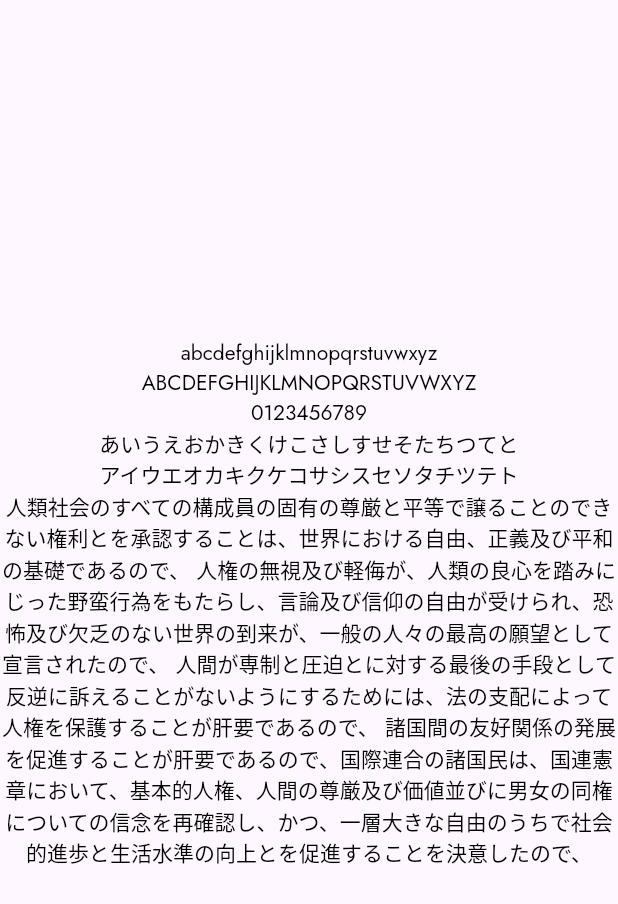
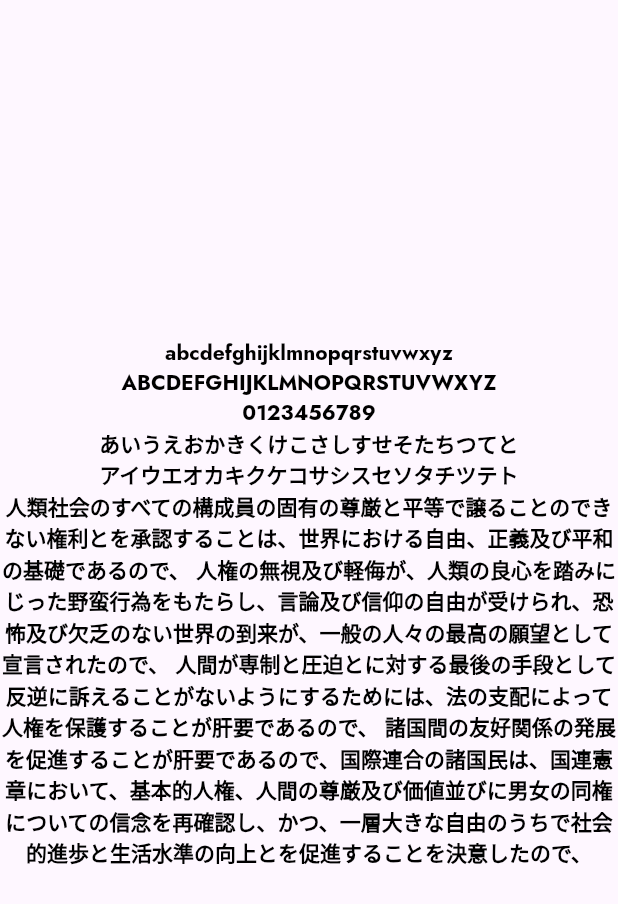
Before and after one commit to mic4dy/FlutterGoogleFontMultiFamilyDemo, a Flutter app: the screen it shows after launch, on a phone screen of 412 x 824 dp. Shown: the top 904 px of the screen. Run offline on Flutter 3.47's test engine with Material 3 defaults, Android fonts, the phone set to English and light mode, and no system bars; our stand-ins replace google_fonts.

Commit message:
feat: textstyleの拡張

```diff
--- /dev/null
+++ b/lib/app_text_style.dart
@@ -0,0 +1,66 @@
+import 'package:flutter/material.dart';
+import 'package:google_fonts/google_fonts.dart';
+
+class AppTextStyle extends TextStyle {
+  AppTextStyle({
+    super.color,
+    super.fontSize,
+    super.fontWeight,
+    super.fontStyle,
+    super.letterSpacing,
+    super.wordSpacing,
+    super.decoration,
+    super.decorationStyle,
+    super.decorationThickness,
+    super.decorationColor,
+    super.shadows,
+    super.fontFeatures,
+    super.textBaseline,
+    super.height,
+    super.locale,
+    super.background,
+    super.foreground,
+    super.package,
+  }) : super(
+          fontFamily: GoogleFonts.jost().fontFamily ?? 'Jost',
+          fontFamilyFallback: [
+            GoogleFonts.notoSansJp().fontFamily ?? 'NotoSansJP',
+          ],
+        );
+
+  factory AppTextStyle._(TextStyle style) => AppTextStyle(
+        color: style.color,
+        fontSize: style.fontSize,
+        fontWeight: style.fontWeight,
+        fontStyle: style.fontStyle,
+        letterSpacing: style.letterSpacing,
+        wordSpacing: style.wordSpacing,
+        decoration: style.decoration,
+        decorationStyle: style.decorationStyle,
+        decorationThickness: style.decorationThickness,
+        decorationColor: style.decorationColor,
+        shadows: style.shadows,
+        fontFeatures: style.fontFeatures,
+        textBaseline: style.textBaseline,
+        height: style.height,
+        locale: style.locale,
+        background: style.background,
+        foreground: style.foreground,
+      );
+
+  AppTextStyle get h1 => AppTextStyle._(copyWith(
+        fontSize: 96,
+      ));
+
+  AppTextStyle get h2 => AppTextStyle._(copyWith(
+        fontSize: 60,
+      ));
+
+  AppTextStyle get regular => AppTextStyle._(copyWith(
+        fontWeight: FontWeight.w400,
+      ));
+
+  AppTextStyle get bold => AppTextStyle._(copyWith(
+        fontWeight: FontWeight.w700,
+      ));
+}
--- a/lib/main.dart
+++ b/lib/main.dart
@@ -1,4 +1,5 @@
 import 'package:flutter/material.dart';
+import 'package:google_font_multi_family_demo/app_text_style.dart';
 import 'package:google_fonts/google_fonts.dart';
 
 void main() {
@@ -38,14 +39,7 @@ class Home extends StatelessWidget {
 
             return Center(
               child: DefaultTextStyle(
-                style: GoogleFonts.jost(
-                  color: Colors.black,
-                ).copyWith(
-                  fontFamilyFallback: [
-                    ...GoogleFonts.jost().fontFamilyFallback ?? [],
-                    GoogleFonts.notoSansJp().fontFamily ?? '',
-                  ],
-                ),
+                style: AppTextStyle(color: Colors.black).bold,
                 child: const Text(
                   '''
 abcdefghijklmnopqrstuvwxyz
```
